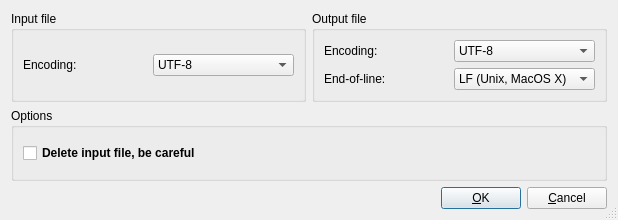
Qt form trunk/Forms/TranslateCharacterEncodingDialog/translatecharacterencodingdialog.ui (rsieger/PanTool) before a commit.
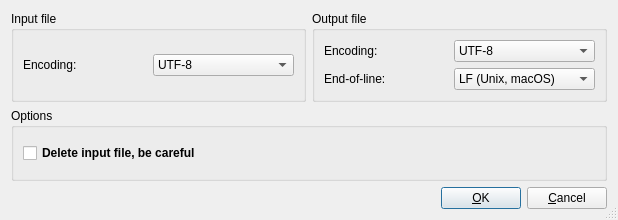
The same form after that commit.

What changed in the file:
```diff
--- a/trunk/Forms/TranslateCharacterEncodingDialog/translatecharacterencodingdialog.ui
+++ b/trunk/Forms/TranslateCharacterEncodingDialog/translatecharacterencodingdialog.ui
@@ -95,7 +95,7 @@
        <widget class="QComboBox" name="EOL_ComboBox">
         <item>
          <property name="text">
-          <string>LF (Unix, MacOS X)</string>
+          <string>LF (Unix, macOS)</string>
          </property>
         </item>
         <item>
```
